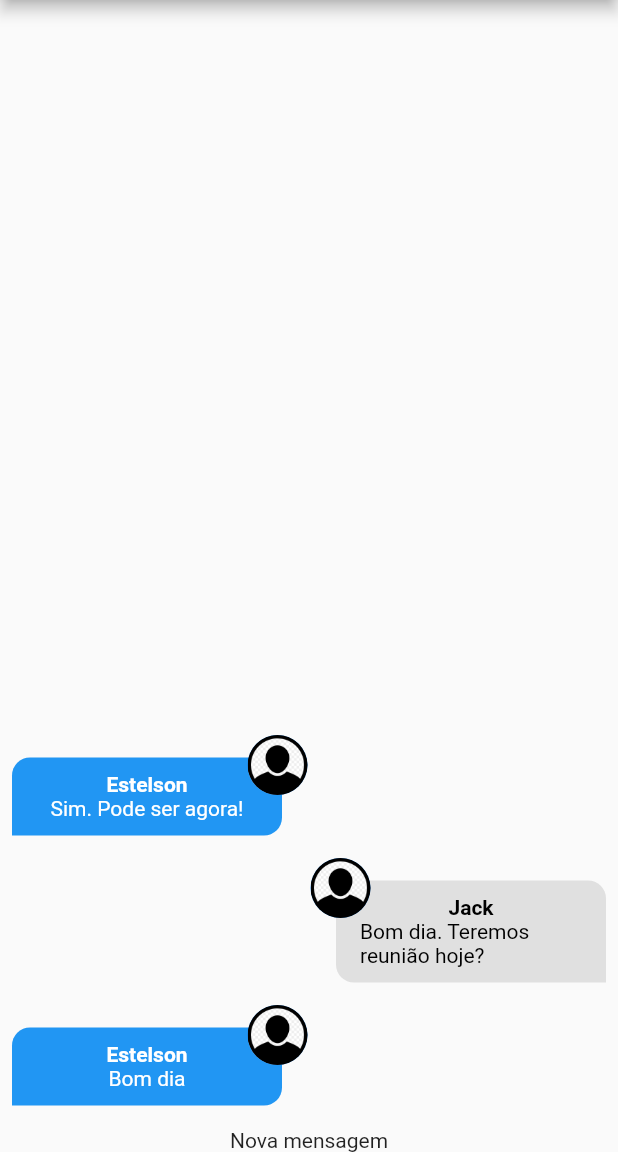
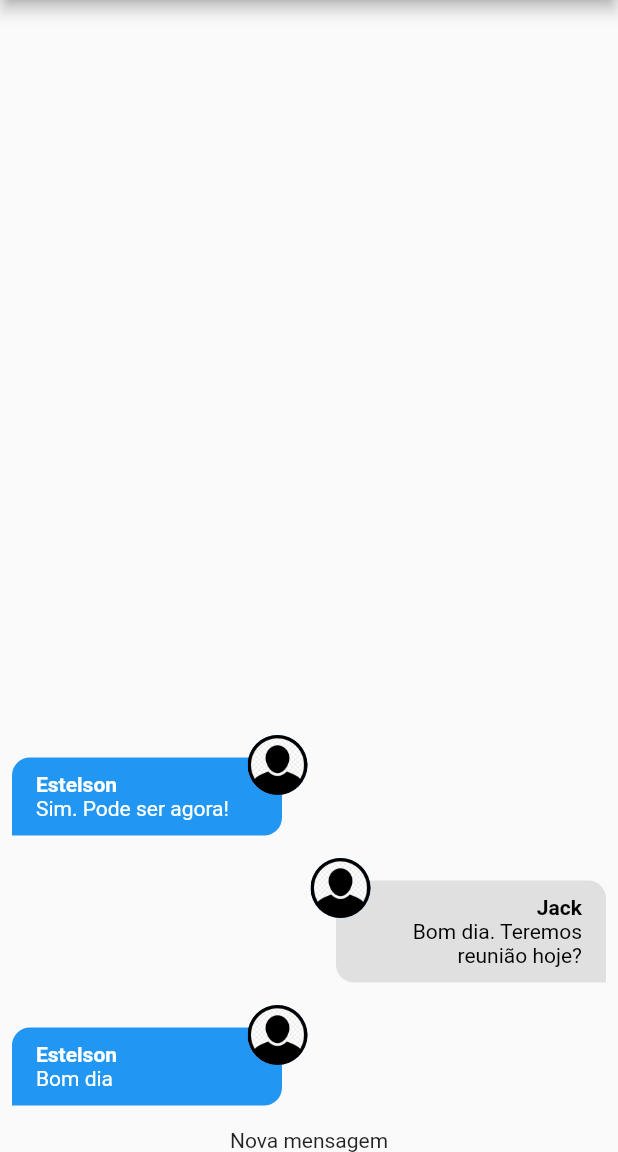
Before and after one commit to estelson/lulu_chat, a Flutter app: the screen it shows after launch, on a phone screen of 412 x 824 dp, the part 84-1236 px from its top. Run offline on Flutter 3.47's test engine with Material 2 defaults, Android fonts, the phone set to English and light mode, and no system bars; our stand-ins replace image_picker; missing offline and left inert: validatorless; accounts and stored records are empty.

Commit message:
Componente Message Bubble #03
- Corrigindo o alinhamento do texto e título das mensagens

```diff
--- a/lib/components/message_bubble.dart
+++ b/lib/components/message_bubble.dart
@@ -55,6 +55,7 @@ class MessageBubble extends StatelessWidget {
                 horizontal: 8,
               ),
               child: Column(
+                crossAxisAlignment: belongsToCurrentUser ? CrossAxisAlignment.end : CrossAxisAlignment.start,
                 children: [
                   Text(
                     message.userName,
@@ -64,6 +65,7 @@ class MessageBubble extends StatelessWidget {
                     ),
                   ),
                   Text(
+                    textAlign: belongsToCurrentUser ? TextAlign.right : TextAlign.left,
                     style: TextStyle(
                       color: belongsToCurrentUser ? Colors.black : Colors.white,
                     ),
```
